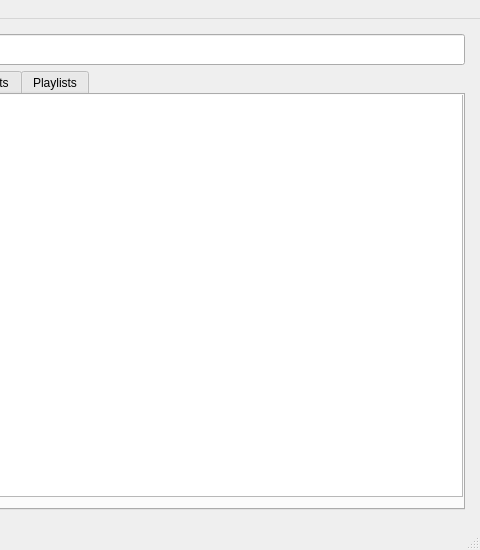
This is src/player.ui in pirxus/waPlayer as Qt 5 draws it before an edit; both pictures show x 486 to 966 and y 0 to 550 of the 966 by 550 pixel window. The edited form follows.
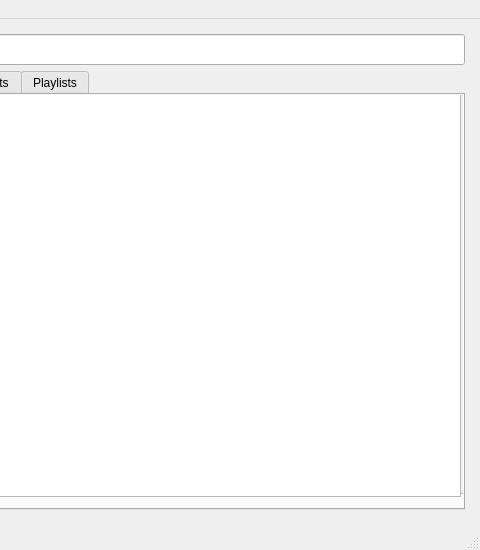
This is the edited form. The open tabs and pages were chosen to show the change. Icons and pictures are not drawn.

Commit message: moved album table widget 1px to the left -___-

```diff
--- a/src/player.ui
+++ b/src/player.ui
@@ -203,7 +203,7 @@
        <rect>
         <x>150</x>
         <y>-2</y>
-        <width>487</width>
+        <width>485</width>
         <height>404</height>
        </rect>
       </property>
```
Left out of the diff: 2 changed lines with no effect on the pictures.
